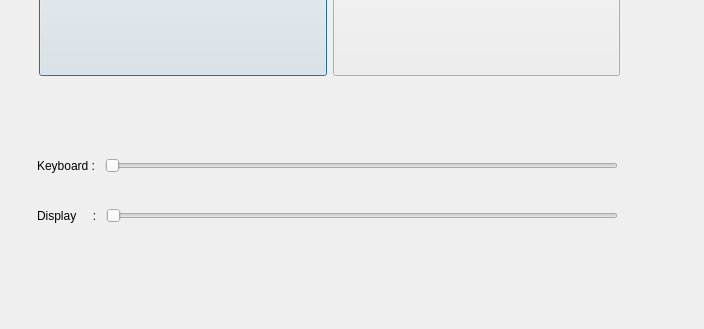
This is GUI/qv.ui in Symbian-Bro/quick-vantage-python-flavour as Qt 5 draws it before an edit; both pictures show x 0 to 704 and y 424 to 753 of the 704 by 753 pixel window. The edited form follows.
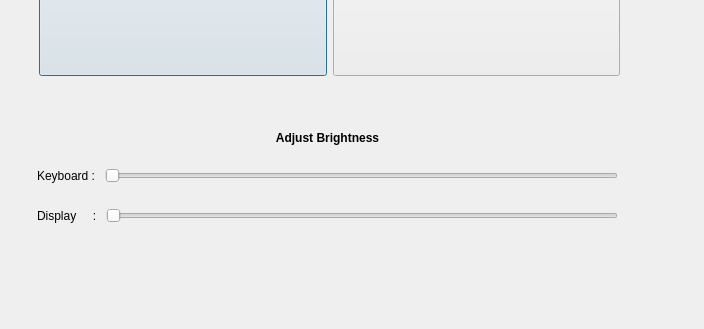
This is the edited form.

Commit message: Updated the seekbars section.

The edit to the form file:
```diff
--- a/GUI/qv.ui
+++ b/GUI/qv.ui
@@ -173,7 +173,7 @@
               <property name="geometry">
                <rect>
                 <x>10</x>
-                <y>20</y>
+                <y>30</y>
                 <width>601</width>
                 <height>41</height>
                </rect>
@@ -233,6 +233,22 @@
                </item>
               </layout>
              </widget>
+             <widget class="QLabel" name="label_4">
+              <property name="geometry">
+               <rect>
+                <x>15</x>
+                <y>0</y>
+                <width>591</width>
+                <height>27</height>
+               </rect>
+              </property>
+              <property name="text">
+               <string>&lt;html&gt;&lt;head/&gt;&lt;body&gt;&lt;p&gt;&lt;span style=&quot; font-weight:600;&quot;&gt;Adjust Brightness&lt;/span&gt;&lt;/p&gt;&lt;/body&gt;&lt;/html&gt;</string>
+              </property>
+              <property name="alignment">
+               <set>Qt::AlignCenter</set>
+              </property>
+             </widget>
             </widget>
            </item>
           </layout>
```
